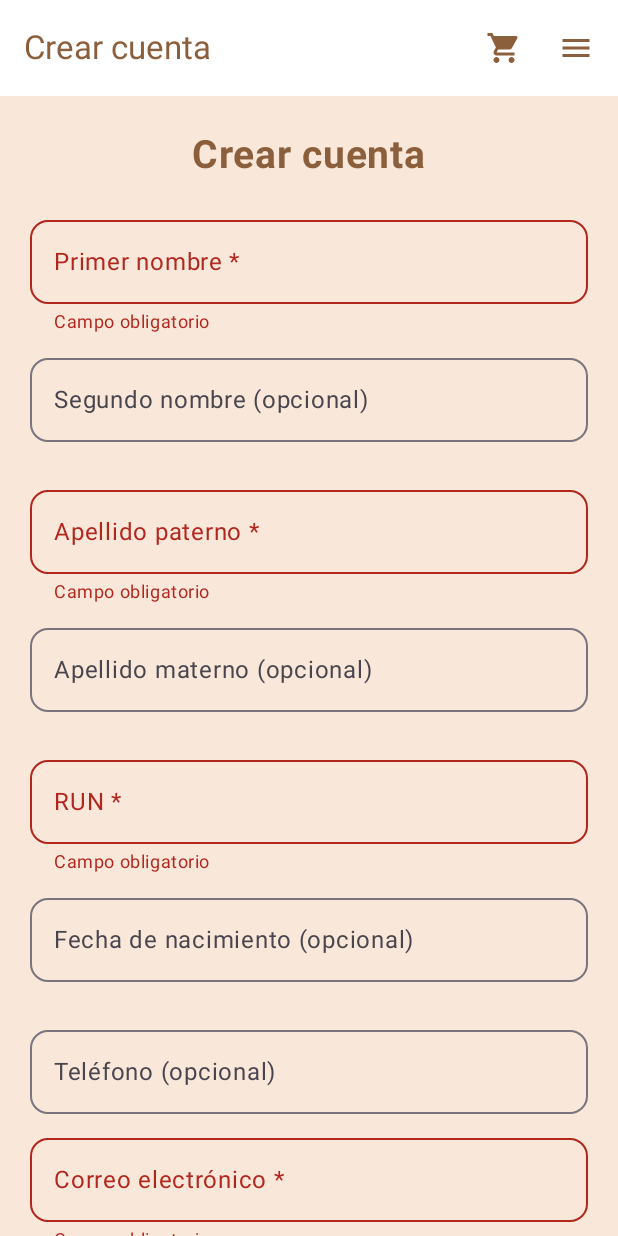
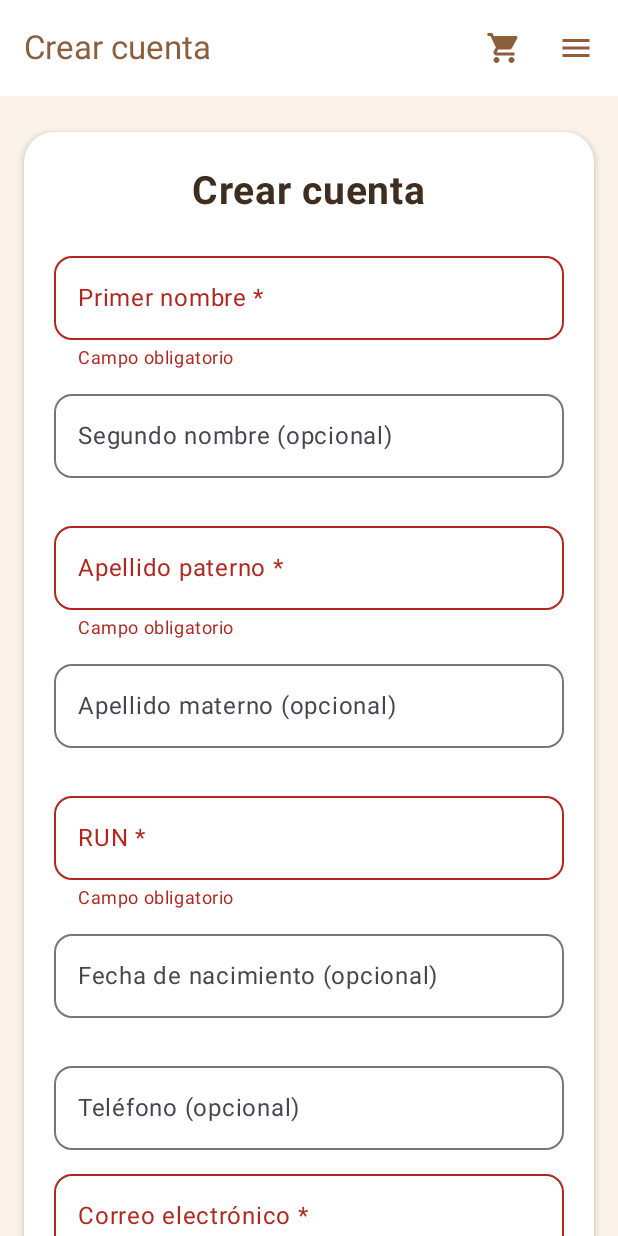
Before and after one commit to Felipe-Ahumada/Pasteleria_APP, an Android app built with Jetpack Compose: the RegisterScreen screen opened through its navigation route, on a phone screen of 412 x 824 dp. Run offline under Robolectric (Android 15) with nearby library versions, the phone set to English and light mode, and no system bars; our stand-ins replace Dagger/Hilt's generated code, Room's generated code.

Commit message:
Mejora estetica

```diff
--- a/app/src/main/java/com/pasteleria_app/pasteleria_app/presentation/ui/screens/RegisterScreen.kt
+++ b/app/src/main/java/com/pasteleria_app/pasteleria_app/presentation/ui/screens/RegisterScreen.kt
@@ -34,8 +34,10 @@ fun RegisterScreen(
     carritoViewModel: CarritoViewModel? = null,
     usuarioViewModel: UsuarioViewModel = hiltViewModel()
 ) {
-    val crema = MaterialTheme.colorScheme.background
-    val marron = MaterialTheme.colorScheme.primary
+    val crema = Color(0xFFFBF3E9)
+    val marron = Color(0xFF3E2E20)
+    val blanco = Color.White
+
     val scope = rememberCoroutineScope()
     val snackbarHostState = remember { SnackbarHostState() }
 
@@ -81,7 +83,17 @@ fun RegisterScreen(
                 modifier = Modifier
                     .fillMaxSize()
                     .verticalScroll(rememberScrollState())
-                    .padding(horizontal = 20.dp, vertical = 24.dp),
+                    .padding(horizontal = 16.dp, vertical = 24.dp),
+                horizontalAlignment = Alignment.CenterHorizontally
+            ) {
+                Card(
+                    colors = CardDefaults.cardColors(containerColor = blanco),
+                    shape = RoundedCornerShape(20.dp),
+                    elevation = CardDefaults.cardElevation(3.dp),
+                    modifier = Modifier.fillMaxWidth()
+                ) {
+                    Column(
+                        modifier = Modifier.padding(horizontal = 20.dp, vertical = 24.dp),
                         horizontalAlignment = Alignment.CenterHorizontally
                     ) {
                         Text(
@@ -136,13 +148,12 @@ fun RegisterScreen(
                             errorText = "Campo obligatorio"
                         )
 
-                // 🎂 Fecha de nacimiento con autocompletado de slashes
+                        // 🎂 Fecha con auto-slash
                         ValidatedField(
                             label = "Fecha de nacimiento (opcional)",
                             placeholder = "dd/mm/aaaa",
                             value = fechaNacimiento,
                             onValueChange = {
-                        // Solo números y máximo 8 dígitos sin slashes
                                 val cleaned = it.filter { c -> c.isDigit() }.take(8)
                                 fechaNacimiento = when {
                                     cleaned.length >= 5 ->
@@ -157,7 +168,7 @@ fun RegisterScreen(
                             errorText = "Formato inválido (dd/mm/aaaa)"
                         )
 
-                campo("Teléfono (opcional)", "+56 9 1234 5678", telefono) { telefono = it }
+                        campoBlanco("Teléfono (opcional)", "+56 9 1234 5678", telefono) { telefono = it }
 
                         ValidatedField(
                             label = "Correo electrónico *",
@@ -190,9 +201,13 @@ fun RegisterScreen(
                                 isError = regionSeleccionada.isBlank(),
                                 supportingText = {
                                     if (regionSeleccionada.isBlank())
-                                Text("Campo obligatorio", color = MaterialTheme.colorScheme.error, fontSize = 12.sp)
+                                        Text(
+                                            "Campo obligatorio",
+                                            color = MaterialTheme.colorScheme.error,
+                                            fontSize = 12.sp
+                                        )
                                 },
-                        trailingIcon = { ExposedDropdownMenuDefaults.TrailingIcon(expanded = expandRegion) },
+                                trailingIcon = { ExposedDropdownMenuDefaults.TrailingIcon(expandRegion) },
                                 modifier = Modifier.menuAnchor().fillMaxWidth()
                             )
                             ExposedDropdownMenu(
@@ -226,9 +241,13 @@ fun RegisterScreen(
                                 isError = comunaSeleccionada.isBlank(),
                                 supportingText = {
                                     if (comunaSeleccionada.isBlank())
-                                Text("Campo obligatorio", color = MaterialTheme.colorScheme.error, fontSize = 12.sp)
+                                        Text(
+                                            "Campo obligatorio",
+                                            color = MaterialTheme.colorScheme.error,
+                                            fontSize = 12.sp
+                                        )
                                 },
-                        trailingIcon = { ExposedDropdownMenuDefaults.TrailingIcon(expanded = expandComuna) },
+                                trailingIcon = { ExposedDropdownMenuDefaults.TrailingIcon(expandComuna) },
                                 modifier = Modifier.menuAnchor().fillMaxWidth()
                             )
                             ExposedDropdownMenu(
@@ -270,9 +289,11 @@ fun RegisterScreen(
                             isPassword = true
                         )
 
-                campo("Código de bienvenida (opcional)", "Ej: MILSABORES2025", codigoBienvenida) {
-                    codigoBienvenida = it
-                }
+                        campoBlanco(
+                            "Código de bienvenida (opcional)",
+                            "Ej: MILSABORES2025",
+                            codigoBienvenida
+                        ) { codigoBienvenida = it }
 
                         Row(
                             verticalAlignment = Alignment.CenterVertically,
@@ -290,7 +311,7 @@ fun RegisterScreen(
                             )
                         }
 
-                Spacer(modifier = Modifier.height(16.dp))
+                        Spacer(modifier = Modifier.height(20.dp))
 
                         Button(
                             onClick = {
@@ -341,6 +362,8 @@ fun RegisterScreen(
                             )
                         }
                     }
+                }
+            }
 
             SnackbarHost(
                 hostState = snackbarHostState,
@@ -371,11 +394,7 @@ fun ValidatedField(
         visualTransformation = if (isPassword) PasswordVisualTransformation() else VisualTransformation.None,
         supportingText = {
             if (showError && !errorText.isNullOrEmpty()) {
-                Text(
-                    text = errorText,
-                    color = MaterialTheme.colorScheme.error,
-                    fontSize = 12.sp
-                )
+                Text(text = errorText, color = MaterialTheme.colorScheme.error, fontSize = 12.sp)
             }
         },
         shape = RoundedCornerShape(12.dp),
@@ -384,7 +403,7 @@ fun ValidatedField(
 }
 
 @Composable
-fun campo(
+fun campoBlanco(
     label: String,
     placeholder: String,
     value: String,
@@ -401,6 +420,7 @@ fun campo(
     )
 }
 
+/* ✅ VALIDACIONES (misma lógica que tenías) */
 fun validarCampos(
     primerNombre: String,
     apellidoPaterno: String,
```
Lines whose indentation alone changed are shown as unchanged.
